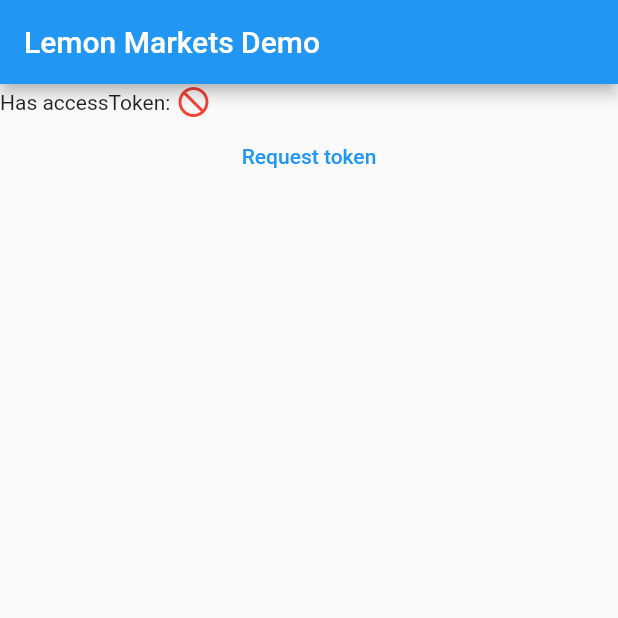
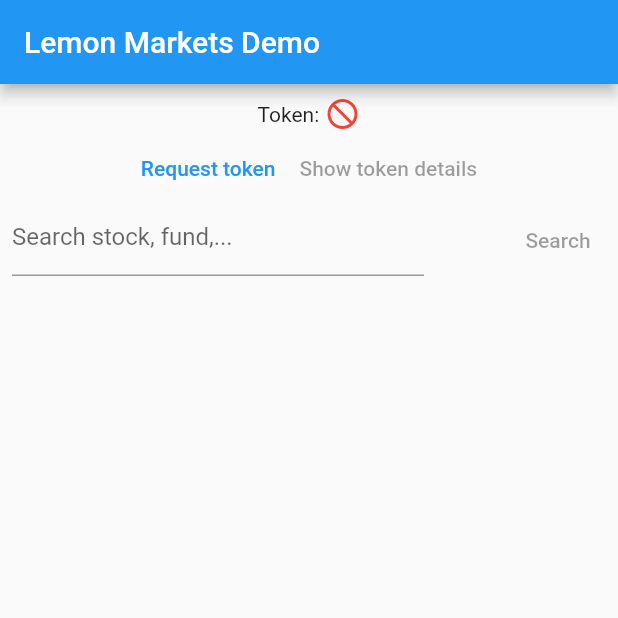
Before and after one commit to stormqueen23/lemonMarketsClient, a Flutter app: the screen it shows after launch, on a phone screen of 412 x 824 dp, the top half of it. Run offline on Flutter 3.47's test engine with Material 2 defaults, Android fonts, the phone set to English and light mode, and no system bars; generated files the repository leaves out were written again.

Commit message:
implement example for searching instruments

```diff
--- a/example/lib/credentials.dart
+++ b/example/lib/credentials.dart
@@ -15,6 +15,9 @@ class Credentials {
       clientSecret = jsonMap['clientSecret'];
       spaceUuid = jsonMap['spaceUuid'];
     } on FlutterError catch (e) {
+      clientId = "";
+      clientSecret = "";
+      spaceUuid = "";
       debugPrint(e.toString());
     }
   }
--- a/example/lib/main.dart
+++ b/example/lib/main.dart
@@ -1,16 +1,25 @@
-import 'package:example/credentials.dart';
+import 'package:example/widgets/accessTokenWidgets.dart';
+import 'package:example/provider/lemonMarketsProvider.dart';
+import 'package:example/widgets/searchInstrumentsWidgets.dart';
 import 'package:flutter/material.dart';
-import 'package:lemon_markets_client/lemon_markets_client.dart';
 import 'package:logging/logging.dart';
+import 'package:provider/provider.dart';
 
 void main() {
   //logging
-  Logger.root.level = Level.INFO;
+  Logger.root.level = Level.ALL;
   Logger.root.onRecord.listen((record) {
     print('${record.loggerName} [${record.level.name}]: ${record.time}: ${record.message}');
   });
 
-  runApp(LemonMarketsExample());
+  runApp(
+    MultiProvider(
+      providers: [
+        ChangeNotifierProvider(create: (_) => LemonMarketsProvider()),
+      ],
+      child: LemonMarketsExample(),
+    ),
+  );
 }
 
 class LemonMarketsExample extends StatefulWidget {
@@ -21,30 +30,7 @@ class LemonMarketsExample extends StatefulWidget {
 }
 
 class _LemonMarketsExampleState extends State<LemonMarketsExample> {
-  final LemonMarkets lm = LemonMarkets();
-  Credentials c = Credentials();
 
-  AccessToken? token;
-  bool loadingToken = false;
-  String? errorMessageToken;
-
-  StateInfo? stateInfo;
-  bool loadingStateInfo = false;
-
-  Future<void> requestToken() async {
-    await c.init(context);
-    debugPrint(c.clientId);
-    debugPrint(c.clientSecret);
-    try {
-      token = await lm.requestToken(c.clientId, c.clientSecret);
-    } on LemonMarketsException catch (e) {
-      errorMessageToken = e.toString();
-    }
-  }
-
-  Future<void> requestStateInfo() async {
-    stateInfo = await lm.getStateInfo(token!);
-  }
 
   @override
   Widget build(BuildContext context) {
@@ -53,83 +39,59 @@ class _LemonMarketsExampleState extends State<LemonMarketsExample> {
         appBar: AppBar(
           title: Text('Lemon Markets Demo'),
         ),
-        body: Column(
-          crossAxisAlignment: CrossAxisAlignment.center,
-          children: [
-            Row(
+        body: SingleChildScrollView(
+          physics: BouncingScrollPhysics(),
+          child: Padding(
+            padding: const EdgeInsets.all(8.0),
+            child: Column(
+              crossAxisAlignment: CrossAxisAlignment.center,
               children: [
-                Text('Has accessToken: '),
-                token != null
-                    ? Icon(
-                        Icons.check_box,
-                        color: Colors.green,
-                      )
-                    : Icon(
-                        Icons.not_interested,
-                        color: Colors.red,
-                      )
+                ErrorWidget(),
+                AccessTokenRow(),
+                AccessTokenArea(),
+                SearchInstrumentsArea()
               ],
             ),
-            TextButton(
-              onPressed: () {
-                setState(() {
-                  loadingToken = true;
-                });
-                requestToken().then((value) => setState(() {
-                      loadingToken = false;
-                    }));
-              },
-              child: Text('Request token'),
-            ),
-            loadingToken
-                ? Center(child: CircularProgressIndicator())
-                : token != null
-                    ? AccessTokenInfoWidget(
-                        token: token!,
-                      )
-                    : errorMessageToken != null
-                        ? Text(
-                            errorMessageToken!,
-                            style: TextStyle(color: Colors.red),
-                          )
-                        : Container()
-          ],
+          ),
         ),
       ),
     );
   }
 }
 
-class AccessTokenInfoWidget extends StatelessWidget {
-  final AccessToken token;
-
-  AccessTokenInfoWidget({Key? key, required this.token}) : super(key: key);
+class ErrorWidget extends StatelessWidget {
+  const ErrorWidget({Key? key}) : super(key: key);
 
   @override
   Widget build(BuildContext context) {
-    return Column(
+    bool hasError = context.watch<LemonMarketsProvider>().errorMessage != null;
+    return hasError ? Padding(
+      padding: const EdgeInsets.all(8.0),
+      child: Text(context.watch<LemonMarketsProvider>().errorMessage!, style: TextStyle(color: Colors.red)),
+    ) : Container();
+  }
+}
+
+
+class AccessTokenRow extends StatelessWidget {
+  const AccessTokenRow({Key? key}) : super(key: key);
+
+  @override
+  Widget build(BuildContext context) {
+    bool hasToken = context.watch<LemonMarketsProvider>().token != null;
+    return Row(
+      mainAxisAlignment: MainAxisAlignment.center,
       children: [
-        Row(
-          mainAxisAlignment: MainAxisAlignment.center,
-          children: [Text('Token data:')],
-        ),
-        Divider(),
-        _createRow('Type: ', token.type),
-        Divider(),
-        _createRow('Scope: ', token.scope),
-        Divider(),
-        _createRow('Expires: ', token.expiresIn.toString()),
-        Divider(),
-        _createRow('Expires (date): ', DateTime.now().add(Duration(seconds: token.expiresIn)).toLocal().toString()),
-      ],
-    );
-  }
-
-  Row _createRow(String label, String value) {
-    return Row(
-      children: [
-        SizedBox(width: 100, child: Text(label)),
-        Flexible(flex: 4, child: Text(value)),
+        Text('Token: '),
+        hasToken
+            ? Icon(
+          Icons.check_box,
+          color: Colors.green,
+        )
+            : Icon(
+          Icons.not_interested,
+          color: Colors.red,
+        )
       ],
     );
   }
--- /dev/null
+++ b/example/lib/provider/lemonMarketsProvider.dart
@@ -0,0 +1,55 @@
+import 'package:example/credentials.dart';
+import 'package:flutter/material.dart';
+import 'package:lemon_markets_client/data/resultList.dart';
+import 'package:lemon_markets_client/lemon_markets_client.dart';
+
+class LemonMarketsProvider with ChangeNotifier {
+  final LemonMarkets lm = LemonMarkets();
+  Credentials credentials = Credentials();
+
+  AccessToken? token;
+  bool showTokenData = false;
+  String? errorMessage;
+
+  String? searchString;
+
+  StateInfo? stateInfo;
+
+  Future<void> requestToken(BuildContext context) async {
+    await credentials.init(context);
+    try {
+      token = await lm.requestToken(credentials.clientId, credentials.clientSecret);
+    } on LemonMarketsException catch (e) {
+      setErrorMessage(e.toString());
+    }
+  }
+
+  void switchShowTokenData() {
+    showTokenData = !showTokenData;
+    notifyListeners();
+  }
+
+  void setSearchString(String value) {
+    this.searchString = value;
+  }
+
+  Future<ResultList<Instrument>?> searchInstruments() async {
+    if (token != null) {
+      try {
+        notifyListeners();
+        return lm.searchInstruments(token!, search: searchString);
+      } on LemonMarketsException catch (e) {
+        setErrorMessage(e.toString());
+      }
+    }
+  }
+
+  Future<void> requestStateInfo() async {
+    stateInfo = await lm.getStateInfo(token!);
+  }
+
+  setErrorMessage(String message) {
+    this.errorMessage = message;
+    notifyListeners();
+  }
+}
--- /dev/null
+++ b/example/lib/widgets/accessTokenWidgets.dart
@@ -0,0 +1,95 @@
+import 'package:example/provider/lemonMarketsProvider.dart';
+import 'package:flutter/material.dart';
+import 'package:provider/provider.dart';
+import 'package:lemon_markets_client/lemon_markets_client.dart';
+
+class AccessTokenArea extends StatefulWidget {
+  const AccessTokenArea({Key? key}) : super(key: key);
+
+  @override
+  _AccessTokenAreaState createState() => _AccessTokenAreaState();
+}
+
+class _AccessTokenAreaState extends State<AccessTokenArea> {
+  bool loadingToken = false;
+
+  @override
+  Widget build(BuildContext context) {
+    bool hasToken = context.watch<LemonMarketsProvider>().token != null;
+    bool showToken = context.watch<LemonMarketsProvider>().showTokenData;
+
+    return Column(
+      children: [
+        Row(
+          mainAxisAlignment: MainAxisAlignment.center,
+          children: [
+            TextButton(
+              onPressed: () {
+                setState(
+                      () {
+                    loadingToken = true;
+                  },
+                );
+                context.read<LemonMarketsProvider>().requestToken(context).then(
+                      (value) => setState(
+                        () {
+                      loadingToken = false;
+                    },
+                  ),
+                );
+              },
+              child: Text('Request token'),
+            ),
+            TextButton(
+              onPressed: hasToken ? () => context.read<LemonMarketsProvider>().switchShowTokenData() : null,
+              child: Text(showToken ? 'Hide token details' : 'Show token details'),
+            )
+          ],
+        ),
+        loadingToken
+            ? Center(child: CircularProgressIndicator())
+            : hasToken && showToken
+            ? AccessTokenInfoWidget(
+          token: context.watch<LemonMarketsProvider>().token!,
+        )
+            : Container(),
+      ],
+    );
+  }
+}
+
+
+class AccessTokenInfoWidget extends StatelessWidget {
+  final AccessToken token;
+
+  AccessTokenInfoWidget({Key? key, required this.token}) : super(key: key);
+
+  @override
+  Widget build(BuildContext context) {
+    return Column(
+      children: [
+        Row(
+          mainAxisAlignment: MainAxisAlignment.center,
+          children: [Text('Token data:')],
+        ),
+        Divider(),
+        _createRow('Type: ', token.type),
+        Divider(),
+        _createRow('Scope: ', token.scope),
+        Divider(),
+        _createRow('Expires: ', token.expiresIn.toString()),
+        Divider(),
+        _createRow('Expires (date): ', DateTime.now().add(Duration(seconds: token.expiresIn)).toLocal().toString()),
+      ],
+    );
+  }
+
+  Row _createRow(String label, String value) {
+    return Row(
+      children: [
+        SizedBox(width: 100, child: Text(label)),
+        Flexible(flex: 4, child: Text(value)),
+      ],
+    );
+  }
+}
--- /dev/null
+++ b/example/lib/widgets/searchInstrumentsWidgets.dart
@@ -0,0 +1,129 @@
+import 'package:example/provider/lemonMarketsProvider.dart';
+import 'package:flutter/material.dart';
+import 'package:lemon_markets_client/data/resultList.dart';
+import 'package:provider/provider.dart';
+import 'package:lemon_markets_client/lemon_markets_client.dart';
+
+class SearchInstrumentsArea extends StatefulWidget {
+  const SearchInstrumentsArea({Key? key}) : super(key: key);
+
+  @override
+  _SearchInstrumentsAreaState createState() => _SearchInstrumentsAreaState();
+}
+
+class _SearchInstrumentsAreaState extends State<SearchInstrumentsArea> {
+  bool loadingInstruments = false;
+  ResultList<Instrument>? result;
+
+  TextEditingController _controller = TextEditingController();
+  FocusNode focusNode = FocusNode();
+
+  @override
+  void initState() {
+    focusNode.addListener(() {
+      setState(() {});
+    });
+    super.initState();
+  }
+
+  @override
+  void dispose() {
+    _controller.dispose();
+    focusNode.dispose();
+    super.dispose();
+  }
+
+  @override
+  Widget build(BuildContext context) {
+    bool hasToken = context.watch<LemonMarketsProvider>().token != null;
+    return Column(
+      children: [
+        Row(mainAxisAlignment: MainAxisAlignment.spaceBetween, children: [
+          Container(
+            width: MediaQuery.of(context).size.width / 1.5,
+            child: TextField(
+              controller: _controller,
+              focusNode: focusNode,
+              decoration: InputDecoration(
+                  hintText: 'Search stock, fund,...',
+                  suffixIcon: focusNode.hasFocus
+                      ? IconButton(
+                          icon: Icon(Icons.clear),
+                          onPressed: () {
+                            setState(() {
+                              _controller.text = "";
+                            });
+                            context.read<LemonMarketsProvider>().setSearchString("");
+                            FocusScope.of(context).unfocus();
+                          })
+                      : Container(
+                          width: 0,
+                        )),
+              onChanged: (value) {
+                context.read<LemonMarketsProvider>().setSearchString(value);
+              },
+            ),
+          ),
+          TextButton(
+            onPressed: !hasToken
+                ? null
+                : () {
+                    setState(
+                      () {
+                        loadingInstruments = true;
+                      },
+                    );
+                    context.read<LemonMarketsProvider>().searchInstruments().then(
+                          (value) => setState(
+                            () {
+                              result = value;
+                              loadingInstruments = false;
+                              FocusScope.of(context).unfocus();
+                            },
+                          ),
+                        );
+                  },
+            child: Text('Search'),
+          ),
+        ]),
+        loadingInstruments
+            ? Center(child: CircularProgressIndicator())
+            : InstrumentListWidget(
+                instruments: result,
+              ),
+      ],
+    );
+  }
+}
+
+class InstrumentListWidget extends StatelessWidget {
+  final ResultList<Instrument>? instruments;
+
+  InstrumentListWidget({Key? key, this.instruments}) : super(key: key);
+
+  @override
+  Widget build(BuildContext context) {
+    return instruments != null
+        ? ListView(
+            shrinkWrap: true,
+            physics: BouncingScrollPhysics(),
+            children: _getAllInstruments(),
+          )
+        : Container();
+  }
+
+  List<Card> _getAllInstruments() {
+    List<Card> result = [];
+    instruments!.result.forEach((element) {
+      String headerText = element.title.isNotEmpty ? element.title : element.name;
+      ListTile tile = ListTile(
+        //leading: Text('${element.name}'),
+        title: Text('$headerText'),
+        subtitle: Text('${element.isin}'),
+        onTap: null, //() => AppRouter.router.navigateTo(context, 'instrument/${element.isin}'),
+      );
+      result.add(Card(child: tile));
+    });
+    return result;
+  }
+}
--- a/example/pubspec.yaml
+++ b/example/pubspec.yaml
@@ -13,6 +13,7 @@ dependencies:
     sdk: flutter
 
   logging: ^1.0.1
+  provider: ^5.0.0
 
   lemon_markets_client:
     path: ".."
```
Also changed, not shown: example/pubspec.lock, 1 other file.
